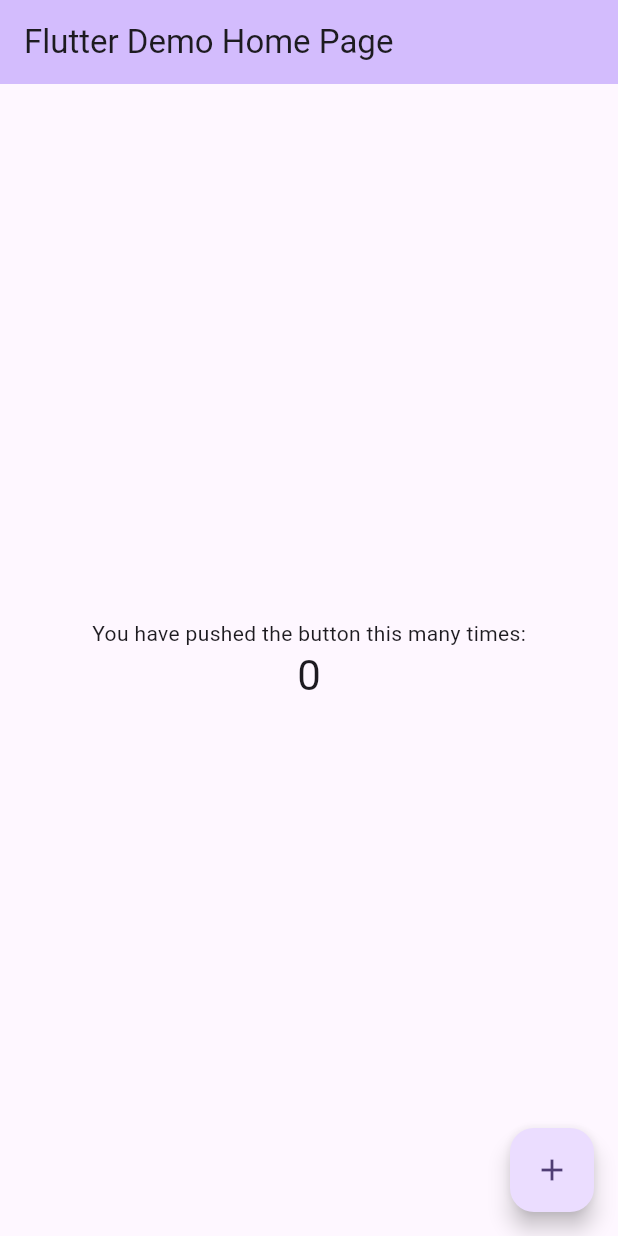
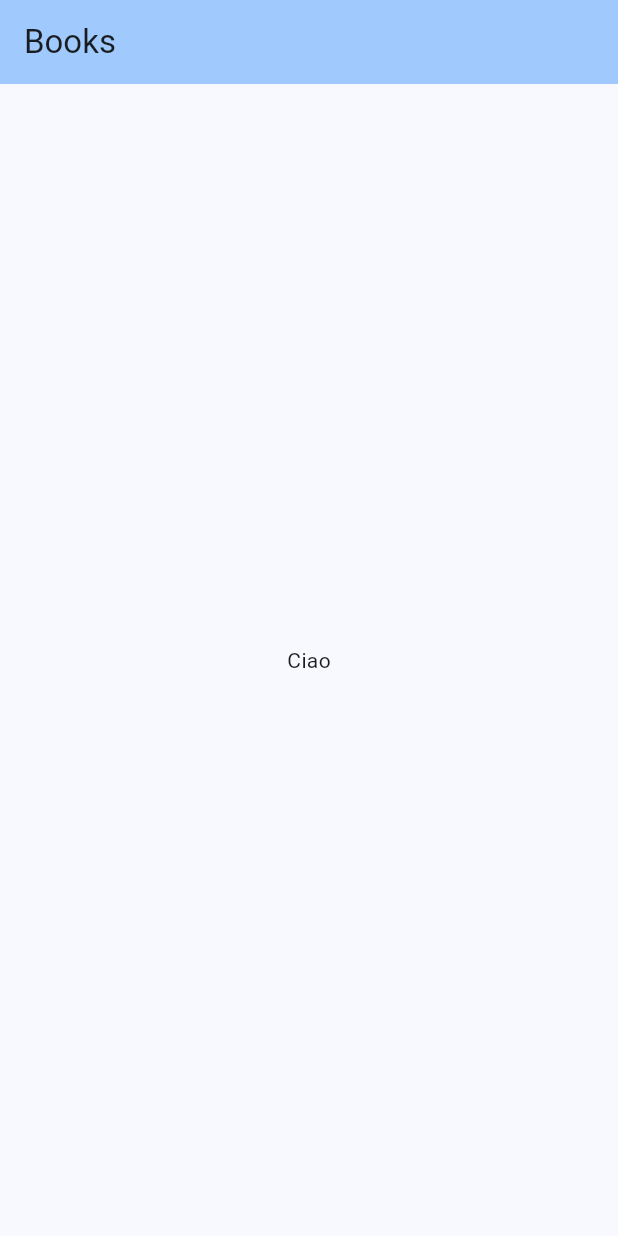
Before and after one commit to alex-damico/flutter-books, a Flutter app: the screen it shows after launch, on a phone screen of 412 x 824 dp. Run offline on Flutter 3.47's test engine with Material 3 defaults, Android fonts, the phone set to English and light mode, and no system bars; our stand-ins replace dio, retrofit; generated files the repository leaves out were written again.

Commit message:
create home page

```diff
--- a/lib/main.dart
+++ b/lib/main.dart
@@ -1,3 +1,4 @@
+import 'package:books/pages/home_page.dart';
 import 'package:flutter/material.dart';
 import 'package:logging/logging.dart';
 
@@ -16,115 +17,12 @@ class MyApp extends StatelessWidget {
   @override
   Widget build(BuildContext context) {
     return MaterialApp(
-      title: 'Flutter Demo',
+      title: 'Books',
       theme: ThemeData(
-        // This is the theme of your application.
-        //
-        // TRY THIS: Try running your application with "flutter run". You'll see
-        // the application has a purple toolbar. Then, without quitting the app,
-        // try changing the seedColor in the colorScheme below to Colors.green
-        // and then invoke "hot reload" (save your changes or press the "hot
-        // reload" button in a Flutter-supported IDE, or press "r" if you used
-        // the command line to start the app).
-        //
-        // Notice that the counter didn't reset back to zero; the application
-        // state is not lost during the reload. To reset the state, use hot
-        // restart instead.
-        //
-        // This works for code too, not just values: Most code changes can be
-        // tested with just a hot reload.
-        colorScheme: ColorScheme.fromSeed(seedColor: Colors.deepPurple),
+        colorScheme: ColorScheme.fromSeed(seedColor: Colors.blue),
         useMaterial3: true,
       ),
-      home: const MyHomePage(title: 'Flutter Demo Home Page'),
+      home: const HomePage(),
     );
   }
 }
-
-class MyHomePage extends StatefulWidget {
-  const MyHomePage({super.key, required this.title});
-
-  // This widget is the home page of your application. It is stateful, meaning
-  // that it has a State object (defined below) that contains fields that affect
-  // how it looks.
-
-  // This class is the configuration for the state. It holds the values (in this
-  // case the title) provided by the parent (in this case the App widget) and
-  // used by the build method of the State. Fields in a Widget subclass are
-  // always marked "final".
-
-  final String title;
-
-  @override
-  State<MyHomePage> createState() => _MyHomePageState();
-}
-
-class _MyHomePageState extends State<MyHomePage> {
-  int _counter = 0;
-
-  void _incrementCounter() {
-    setState(() {
-      // This call to setState tells the Flutter framework that something has
-      // changed in this State, which causes it to rerun the build method below
-      // so that the display can reflect the updated values. If we changed
-      // _counter without calling setState(), then the build method would not be
-      // called again, and so nothing would appear to happen.
-      _counter++;
-    });
-  }
-
-  @override
-  Widget build(BuildContext context) {
-    // This method is rerun every time setState is called, for instance as done
-    // by the _incrementCounter method above.
-    //
-    // The Flutter framework has been optimized to make rerunning build methods
-    // fast, so that you can just rebuild anything that needs updating rather
-    // than having to individually change instances of widgets.
-    return Scaffold(
-      appBar: AppBar(
-        // TRY THIS: Try changing the color here to a specific color (to
-        // Colors.amber, perhaps?) and trigger a hot reload to see the AppBar
-        // change color while the other colors stay the same.
-        backgroundColor: Theme.of(context).colorScheme.inversePrimary,
-        // Here we take the value from the MyHomePage object that was created by
-        // the App.build method, and use it to set our appbar title.
-        title: Text(widget.title),
-      ),
-      body: Center(
-        // Center is a layout widget. It takes a single child and positions it
-        // in the middle of the parent.
-        child: Column(
-          // Column is also a layout widget. It takes a list of children and
-          // arranges them vertically. By default, it sizes itself to fit its
-          // children horizontally, and tries to be as tall as its parent.
-          //
-          // Column has various properties to control how it sizes itself and
-          // how it positions its children. Here we use mainAxisAlignment to
-          // center the children vertically; the main axis here is the vertical
-          // axis because Columns are vertical (the cross axis would be
-          // horizontal).
-          //
-          // TRY THIS: Invoke "debug painting" (choose the "Toggle Debug Paint"
-          // action in the IDE, or press "p" in the console), to see the
-          // wireframe for each widget.
-          mainAxisAlignment: MainAxisAlignment.center,
-          children: <Widget>[
-            const Text(
-              'You have pushed the button this many times:',
-            ),
-            Text(
-              '$_counter',
-              style: Theme.of(context).textTheme.headlineMedium,
-            ),
-          ],
-        ),
-      ),
-      floatingActionButton: FloatingActionButton(
-        onPressed: _incrementCounter,
-        tooltip: 'Increment',
-        child: const Icon(Icons.add),
-      ), // This trailing comma makes auto-formatting nicer for build methods.
-    );
-  }
-}
--- /dev/null
+++ b/lib/pages/home_page.dart
@@ -0,0 +1,17 @@
+
+import 'package:flutter/material.dart';
+
+class HomePage extends StatelessWidget {
+  const HomePage({super.key});
+
+  @override
+  Widget build(BuildContext context) {
+    return Scaffold(
+      appBar: AppBar(
+        backgroundColor: Theme.of(context).colorScheme.inversePrimary,
+        title: const Text('Books'),
+      ),
+      body: const Center(child: Text("Ciao")),
+    );
+  }
+}
```
